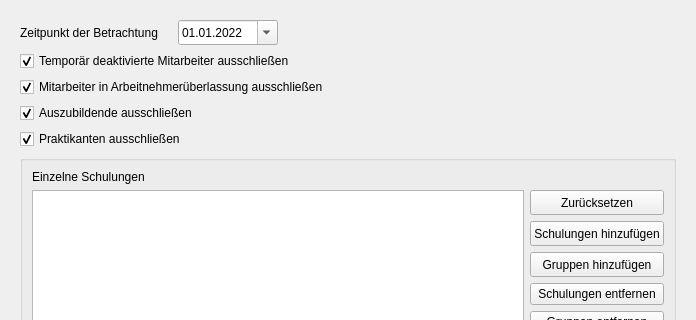
First picture: the form in ui/qmqualiresultreportdialog.ui, repository Christian-Kr/QualificationMatrix, before the edit; both pictures show x 0 to 696 and y 0 to 320 of the 696 by 673 pixel window.
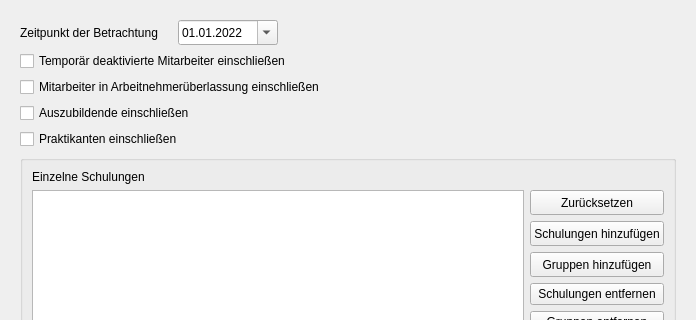
Second picture: the form after the edit. Icons and pictures are not drawn.

What changed in the file:
```diff
--- a/ui/qmqualiresultreportdialog.ui
+++ b/ui/qmqualiresultreportdialog.ui
@@ -35,20 +35,20 @@
        <item row="3" column="0">
         <widget class="QCheckBox" name="cbExcludeApprentice">
          <property name="text">
-          <string>Auszubildende ausschließen</string>
+          <string>Auszubildende einschließen</string>
          </property>
          <property name="checked">
-          <bool>true</bool>
+          <bool>false</bool>
          </property>
         </widget>
        </item>
        <item row="1" column="0">
         <widget class="QCheckBox" name="cbExcludeTempDeactivated">
          <property name="text">
-          <string>Temporär deaktivierte Mitarbeiter ausschließen</string>
+          <string>Temporär deaktivierte Mitarbeiter einschließen</string>
          </property>
          <property name="checked">
-          <bool>true</bool>
+          <bool>false</bool>
          </property>
         </widget>
        </item>
@@ -212,20 +212,20 @@
        <item row="2" column="0">
         <widget class="QCheckBox" name="cbExcludePersonnelLeasing">
          <property name="text">
-          <string>Mitarbeiter in Arbeitnehmerüberlassung ausschließen</string>
+          <string>Mitarbeiter in Arbeitnehmerüberlassung einschließen</string>
          </property>
          <property name="checked">
-          <bool>true</bool>
+          <bool>false</bool>
          </property>
         </widget>
        </item>
        <item row="4" column="0">
         <widget class="QCheckBox" name="cbExcludeTrainee">
          <property name="text">
-          <string>Praktikanten ausschließen</string>
+          <string>Praktikanten einschließen</string>
          </property>
          <property name="checked">
-          <bool>true</bool>
+          <bool>false</bool>
          </property>
         </widget>
        </item>
```
Left out of the diff: 8 changed lines with no effect on the pictures.
